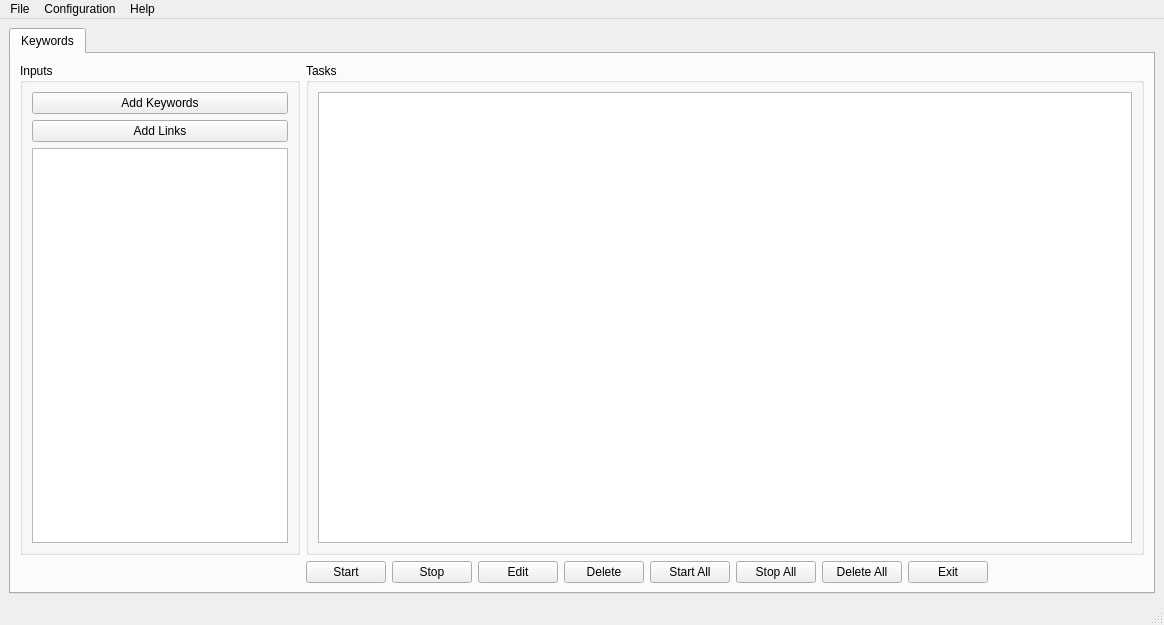
Before: the Qt Designer form supreme/ui/supreme.ui in phongtran0715/shoppingbot, drawn with Qt 5.
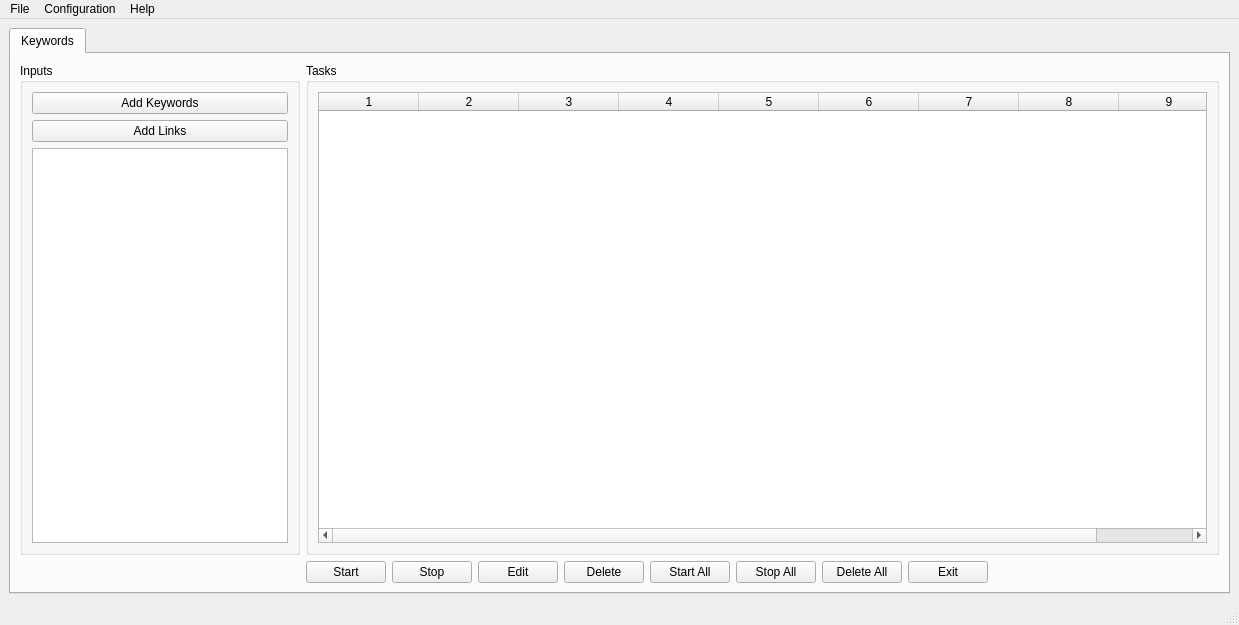
After: the same form once the commit is applied. Icons and pictures are not drawn.

The edit to the form file:
```diff
--- a/supreme/ui/supreme.ui
+++ b/supreme/ui/supreme.ui
@@ -9,7 +9,7 @@
    <rect>
     <x>0</x>
     <y>0</y>
-    <width>1164</width>
+    <width>1239</width>
     <height>625</height>
    </rect>
   </property>
@@ -107,7 +107,32 @@
           </property>
           <layout class="QGridLayout" name="gridLayout_5">
            <item row="0" column="0">
-            <widget class="QTableWidget" name="tbListTask"/>
+            <widget class="QTableWidget" name="tbListTask">
+             <property name="enabled">
+              <bool>true</bool>
+             </property>
+             <property name="cornerButtonEnabled">
+              <bool>true</bool>
+             </property>
+             <property name="columnCount">
+              <number>9</number>
+             </property>
+             <attribute name="horizontalHeaderStretchLastSection">
+              <bool>true</bool>
+             </attribute>
+             <attribute name="verticalHeaderVisible">
+              <bool>false</bool>
+             </attribute>
+             <column/>
+             <column/>
+             <column/>
+             <column/>
+             <column/>
+             <column/>
+             <column/>
+             <column/>
+             <column/>
+            </widget>
            </item>
           </layout>
          </widget>
@@ -158,7 +183,7 @@
     <rect>
      <x>0</x>
      <y>0</y>
-     <width>1164</width>
+     <width>1239</width>
      <height>25</height>
     </rect>
    </property>
```
Left out of the diff: 2 changed lines with no effect on the pictures.
